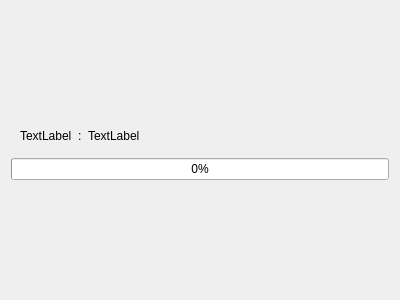
This is Lab_1/IRTS_1/dialog_processing.ui in StrangeIlia/IntelligentRealTimeSystem as Qt 5 draws it before an edit. The edited form follows.
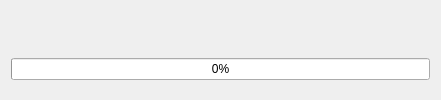
This is the edited form.

```diff
--- a/Lab_1/IRTS_1/dialog_processing.ui
+++ b/Lab_1/IRTS_1/dialog_processing.ui
@@ -6,10 +6,16 @@
    <rect>
     <x>0</x>
     <y>0</y>
-    <width>400</width>
-    <height>300</height>
+    <width>441</width>
+    <height>100</height>
    </rect>
   </property>
+  <property name="maximumSize">
+   <size>
+    <width>16777215</width>
+    <height>100</height>
+   </size>
+  </property>
   <property name="windowTitle">
    <string>Dialog</string>
   </property>
@@ -39,27 +45,14 @@
          </sizepolicy>
         </property>
         <property name="text">
-         <string>TextLabel</string>
-        </property>
-       </widget>
-      </item>
-      <item>
-       <widget class="QLabel" name="label">
-        <property name="sizePolicy">
-         <sizepolicy hsizetype="Maximum" vsizetype="Preferred">
-          <horstretch>0</horstretch>
-          <verstretch>0</verstretch>
-         </sizepolicy>
-        </property>
-        <property name="text">
-         <string>:</string>
+         <string/>
         </property>
        </widget>
       </item>
       <item>
        <widget class="QLabel" name="value">
         <property name="text">
-         <string>TextLabel</string>
+         <string/>
         </property>
        </widget>
       </item>
```
